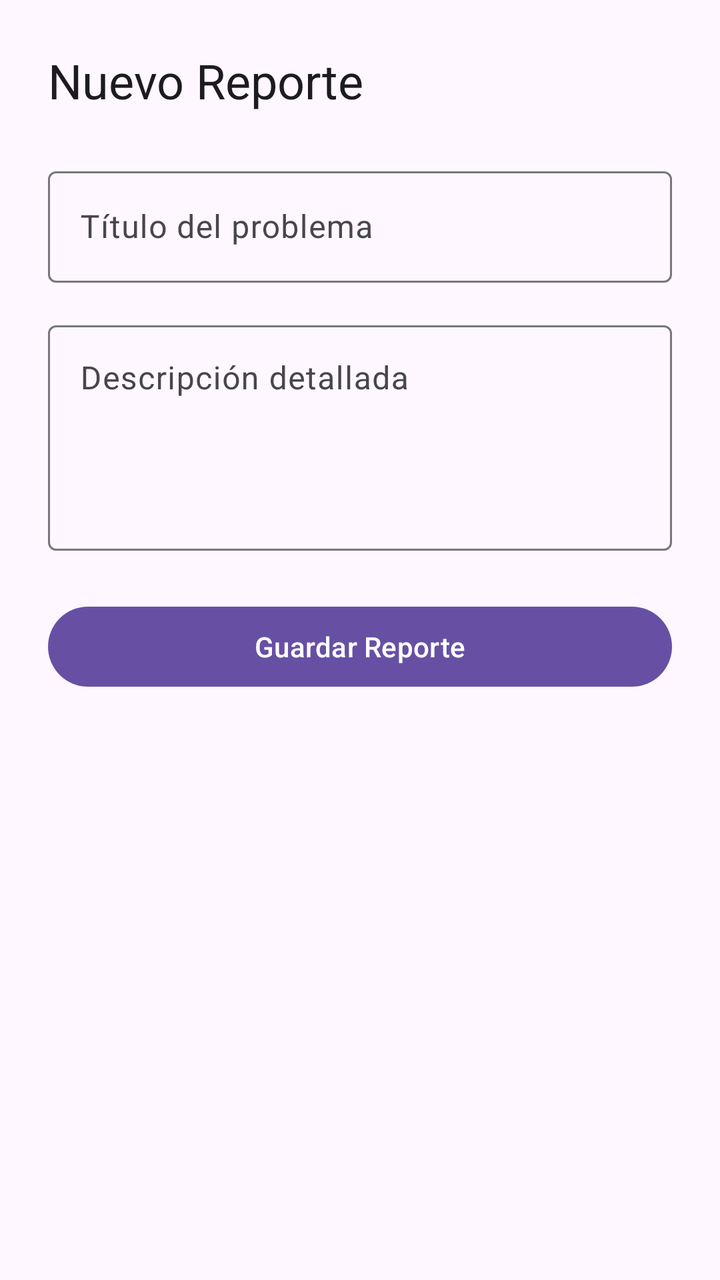
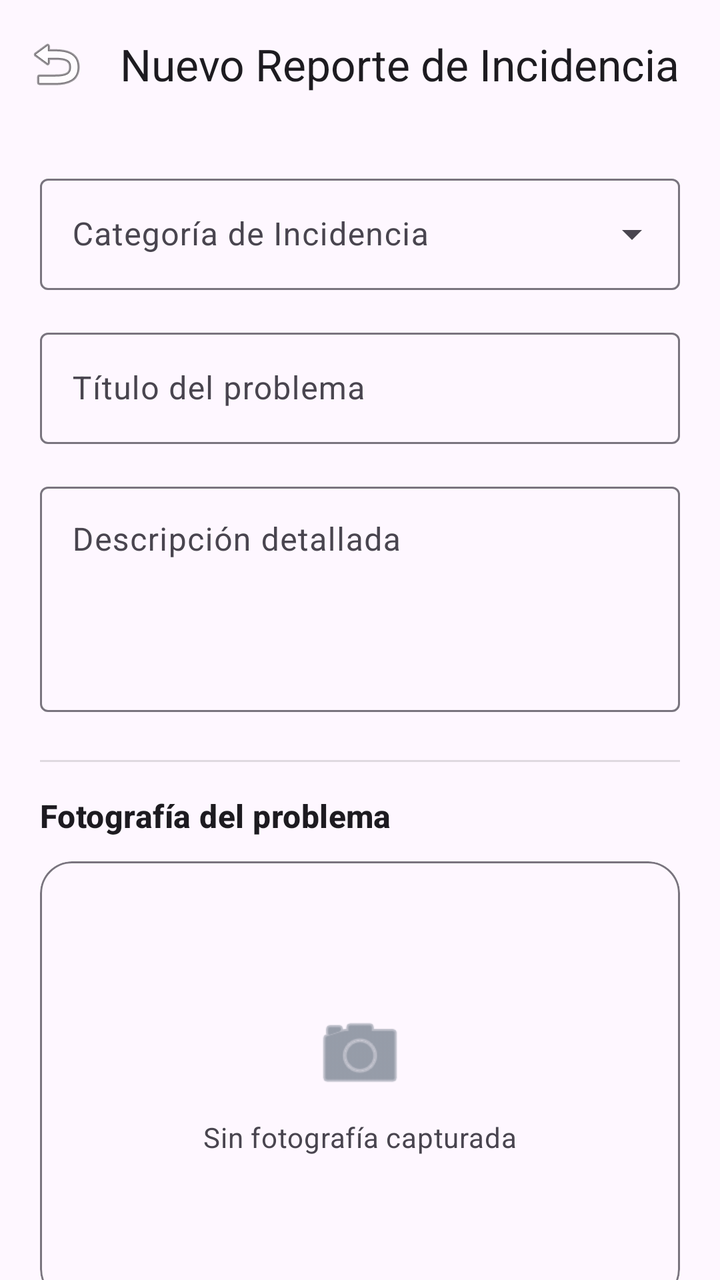

Two renders of the same Android screen: before a commit and after it. Below are the layout's source before the change and the commit's diff.
<!-- AndroidManifest.xml: application theme Theme.CityReport -->
<!-- res/layout/fragment_nueva_incidencia.xml -->
<?xml version="1.0" encoding="utf-8"?>
<ScrollView xmlns:android="http://schemas.android.com/apk/res/android"
    android:layout_width="match_parent"
    android:layout_height="match_parent">

    <LinearLayout
        android:layout_width="match_parent"
        android:layout_height="wrap_content"
        android:orientation="vertical"
        android:padding="24dp">

        <TextView
            android:layout_width="match_parent"
            android:layout_height="wrap_content"
            android:text="Nuevo Reporte"
            android:textAppearance="?attr/textAppearanceHeadlineSmall"
            android:layout_marginBottom="24dp"/>

        <com.google.android.material.textfield.TextInputLayout
            android:layout_width="match_parent"
            android:layout_height="wrap_content"
            android:hint="Título del problema"
            android:layout_marginBottom="16dp">

            <com.google.android.material.textfield.TextInputEditText
                android:id="@+id/etTitulo"
                android:layout_width="match_parent"
                android:layout_height="wrap_content"
                android:inputType="textCapSentences" />
        </com.google.android.material.textfield.TextInputLayout>

        <com.google.android.material.textfield.TextInputLayout
            android:layout_width="match_parent"
            android:layout_height="wrap_content"
            android:hint="Descripción detallada"
            android:layout_marginBottom="24dp">

            <com.google.android.material.textfield.TextInputEditText
                android:id="@+id/etDescripcion"
                android:layout_width="match_parent"
                android:layout_height="wrap_content"
                android:inputType="textMultiLine"
                android:lines="4"
                android:gravity="top" />
        </com.google.android.material.textfield.TextInputLayout>

        <Button
            android:id="@+id/btnGuardar"
            android:layout_width="match_parent"
            android:layout_height="wrap_content"
            android:text="Guardar Reporte" />

    </LinearLayout>
</ScrollView>
<!-- resources referenced by this layout -->
<resources>
  <style name="Theme.CityReport" parent="Base.Theme.CityReport" />
  <style name="Base.Theme.CityReport" parent="Theme.Material3.DayNight.NoActionBar">
          
          
      </style>
</resources>

<!-- the commit's change to res/layout/fragment_nueva_incidencia.xml (unified diff, before → after) -->
@@ -1,54 +1,301 @@
 <?xml version="1.0" encoding="utf-8"?>
-<ScrollView xmlns:android="http://schemas.android.com/apk/res/android"
+<androidx.coordinatorlayout.widget.CoordinatorLayout xmlns:android="http://schemas.android.com/apk/res/android"
+    xmlns:app="http://schemas.android.com/apk/res-auto"
+    xmlns:tools="http://schemas.android.com/tools"
     android:layout_width="match_parent"
     android:layout_height="match_parent">
 
-    <LinearLayout
+    <com.google.android.material.appbar.AppBarLayout
         android:layout_width="match_parent"
-        android:layout_height="wrap_content"
-        android:orientation="vertical"
-        android:padding="24dp">
-
-        <TextView
+        android:layout_height="wrap_content">
+
+        <com.google.android.material.appbar.MaterialToolbar
+            android:id="@+id/toolbar"
+            android:layout_width="match_parent"
+            android:layout_height="?attr/actionBarSize"
+            app:navigationIcon="@android:drawable/ic_menu_revert"
+            app:title="Nuevo Reporte de Incidencia" />
+
+    </com.google.android.material.appbar.AppBarLayout>
+
+    <androidx.core.widget.NestedScrollView
+        android:layout_width="match_parent"
+        android:layout_height="match_parent"
+        app:layout_behavior="@string/appbar_scrolling_view_behavior">
+
+        <LinearLayout
             android:layout_width="match_parent"
             android:layout_height="wrap_content"
-            android:text="Nuevo Reporte"
-            android:textAppearance="?attr/textAppearanceHeadlineSmall"
-            android:layout_marginBottom="24dp"/>
-
-        <com.google.android.material.textfield.TextInputLayout
-            android:layout_width="match_parent"
-            android:layout_height="wrap_content"
-            android:hint="Título del problema"
-            android:layout_marginBottom="16dp">
-
-            <com.google.android.material.textfield.TextInputEditText
-                android:id="@+id/etTitulo"
-                android:layout_width="match_parent"
-                android:layout_height="wrap_content"
-                android:inputType="textCapSentences" />
-        </com.google.android.material.textfield.TextInputLayout>
-
-        <com.google.android.material.textfield.TextInputLayout
-            android:layout_width="match_parent"
-            android:layout_height="wrap_content"
-            android:hint="Descripción detallada"
-            android:layout_marginBottom="24dp">
-
-            <com.google.android.material.textfield.TextInputEditText
-                android:id="@+id/etDescripcion"
-                android:layout_width="match_parent"
-                android:layout_height="wrap_content"
-                android:inputType="textMultiLine"
-                android:lines="4"
-                android:gravity="top" />
-        </com.google.android.material.textfield.TextInputLayout>
-
-        <Button
-            android:id="@+id/btnGuardar"
-            android:layout_width="match_parent"
-            android:layout_height="wrap_content"
-            android:text="Guardar Reporte" />
-
-    </LinearLayout>
-</ScrollView>
+            android:orientation="vertical"
+            android:padding="20dp">
+
+            
+            <com.google.android.material.textfield.TextInputLayout
+                style="@style/Widget.Material3.TextInputLayout.OutlinedBox.ExposedDropdownMenu"
+                android:layout_width="match_parent"
+                android:layout_height="wrap_content"
+                android:layout_marginBottom="16dp"
+                android:hint="Categoría de Incidencia">
+
+                <AutoCompleteTextView
+                    android:id="@+id/actCategoria"
+                    android:layout_width="match_parent"
+                    android:layout_height="wrap_content"
+                    android:inputType="none" />
+            </com.google.android.material.textfield.TextInputLayout>
+
+            
+            <com.google.android.material.textfield.TextInputLayout
+                style="@style/Widget.Material3.TextInputLayout.OutlinedBox"
+                android:layout_width="match_parent"
+                android:layout_height="wrap_content"
+                android:layout_marginBottom="16dp"
+                android:hint="Título del problema">
+
+                <com.google.android.material.textfield.TextInputEditText
+                    android:id="@+id/etTitulo"
+                    android:layout_width="match_parent"
+                    android:layout_height="wrap_content"
+                    android:inputType="textCapSentences" />
+            </com.google.android.material.textfield.TextInputLayout>
+
+            
+            <com.google.android.material.textfield.TextInputLayout
+                style="@style/Widget.Material3.TextInputLayout.OutlinedBox"
+                android:layout_width="match_parent"
+                android:layout_height="wrap_content"
+                android:layout_marginBottom="24dp"
+                android:hint="Descripción detallada">
+
+                <com.google.android.material.textfield.TextInputEditText
+                    android:id="@+id/etDescripcion"
+                    android:layout_width="match_parent"
+                    android:layout_height="wrap_content"
+                    android:gravity="top"
+                    android:inputType="textMultiLine"
+                    android:lines="4" />
+            </com.google.android.material.textfield.TextInputLayout>
+
+            <View
+                android:layout_width="match_parent"
+                android:layout_height="1dp"
+                android:layout_marginBottom="16dp"
+                android:background="?android:attr/listDivider" />
+
+            
+            <TextView
+                android:layout_width="wrap_content"
+                android:layout_height="wrap_content"
+                android:layout_marginBottom="12dp"
+                android:text="Fotografía del problema"
+                android:textAppearance="?attr/textAppearanceTitleMedium"
+                android:textStyle="bold" />
+
+            
+            <com.google.android.material.card.MaterialCardView
+                android:layout_width="match_parent"
+                android:layout_height="220dp"
+                android:layout_marginBottom="12dp"
+                app:cardCornerRadius="16dp"
+                app:strokeWidth="1dp"
+                app:strokeColor="?attr/colorOutline">
+
+                <FrameLayout
+                    android:layout_width="match_parent"
+                    android:layout_height="match_parent">
+
+                    
+                    <androidx.camera.view.PreviewView
+                        android:id="@+id/cameraPreviewView"
+                        android:layout_width="match_parent"
+                        android:layout_height="match_parent"
+                        android:visibility="gone" />
+
+                    
+                    <ImageView
+                        android:id="@+id/ivFotoPreview"
+                        android:layout_width="match_parent"
+                        android:layout_height="match_parent"
+                        android:contentDescription="Vista previa de foto"
+                        android:scaleType="centerCrop"
+                        android:visibility="gone" />
+
+                    
+                    <LinearLayout
+                        android:id="@+id/layoutPlaceholderFoto"
+                        android:layout_width="wrap_content"
+                        android:layout_height="wrap_content"
+                        android:layout_gravity="center"
+                        android:gravity="center"
+                        android:orientation="vertical">
+
+                        <ImageView
+                            android:layout_width="48dp"
+                            android:layout_height="48dp"
+                            android:contentDescription="Icono de cámara"
+                            app:srcCompat="@android:drawable/ic_menu_camera"
+                            app:tint="?attr/colorSecondary" />
+
+                        <TextView
+                            android:layout_width="wrap_content"
+                            android:layout_height="wrap_content"
+                            android:layout_marginTop="8dp"
+                            android:text="Sin fotografía capturada"
+                            android:textAppearance="?attr/textAppearanceBodyMedium"
+                            android:textColor="?android:attr/textColorSecondary" />
+                    </LinearLayout>
+                </FrameLayout>
+            </com.google.android.material.card.MaterialCardView>
+
+            
+            <LinearLayout
+                android:layout_width="match_parent"
+                android:layout_height="wrap_content"
+                android:layout_marginBottom="24dp"
+                android:orientation="horizontal">
+
+                <Button
+                    android:id="@+id/btnAbrirCamara"
+                    style="?attr/materialButtonOutlinedStyle"
+                    android:layout_width="0dp"
+                    android:layout_height="wrap_content"
+                    android:layout_marginEnd="6dp"
+                    android:layout_weight="1"
+                    android:text="Abrir Cámara" />
+
+                <Button
+                    android:id="@+id/btnTomarFoto"
+                    android:layout_width="0dp"
+                    android:layout_height="wrap_content"
+                    android:layout_marginStart="6dp"
+                    android:layout_weight="1"
+                    android:text="Capturar"
+                    android:visibility="gone" />
+
+                <Button
+                    android:id="@+id/btnRepetirFoto"
+                    style="?attr/materialButtonOutlinedStyle"
+                    android:layout_width="0dp"
+                    android:layout_height="wrap_content"
+                    android:layout_marginStart="6dp"
+                    android:layout_weight="1"
+                    android:text="Repetir"
+                    android:visibility="gone" />
+            </LinearLayout>
+
+            <View
+                android:layout_width="match_parent"
+                android:layout_height="1dp"
+                android:layout_marginBottom="16dp"
+                android:background="?android:attr/listDivider" />
+
+            
+            <TextView
+                android:layout_width="wrap_content"
+                android:layout_height="wrap_content"
+                android:layout_marginBottom="12dp"
+                android:text="Ubicación Geográfica"
+                android:textAppearance="?attr/textAppearanceTitleMedium"
+                android:textStyle="bold" />
+
+            <com.google.android.material.card.MaterialCardView
+                android:layout_width="match_parent"
+                android:layout_height="wrap_content"
+                android:layout_marginBottom="12dp"
+                app:cardCornerRadius="12dp"
+                app:strokeWidth="1dp"
+                app:strokeColor="?attr/colorOutlineVariant">
+
+                <LinearLayout
+                    android:layout_width="match_parent"
+                    android:layout_height="wrap_content"
+                    android:orientation="vertical"
+                    android:padding="16dp">
+
+                    <TextView
+                        android:id="@+id/tvCoordenadas"
+                        android:layout_width="match_parent"
+                        android:layout_height="wrap_content"
+                        android:text="Coordenadas: Lat 0.0000, Lng 0.0000"
+                        android:textAppearance="?attr/textAppearanceBodyMedium"
+                        android:textStyle="bold" />
+
+                    <TextView
+                        android:id="@+id/tvPrecision"
+                        android:layout_width="match_parent"
+                        android:layout_height="wrap_content"
+                        android:layout_marginTop="4dp"
+                        android:text="Presiona el botón para consultar tu ubicación actual mediante GPS."
+                        android:textAppearance="?attr/textAppearanceBodySmall"
+                        android:textColor="?android:attr/textColorSecondary" />
+                </LinearLayout>
+            </com.google.android.material.card.MaterialCardView>
+
+            
+            <com.google.android.material.card.MaterialCardView
+                android:layout_width="match_parent"
+                android:layout_height="140dp"
+                android:layout_marginBottom="16dp"
+                app:cardCornerRadius="12dp"
+                app:strokeWidth="1dp">
+
+                <FrameLayout
+                    android:layout_width="match_parent"
+                    android:layout_height="match_parent">
+
+                    <com.google.android.gms.maps.MapView
+                        android:id="@+id/mapView"
+                        android:layout_width="match_parent"
+                        android:layout_height="match_parent" />
+
+                    <LinearLayout
+                        android:id="@+id/layoutMapFallback"
+                        android:layout_width="match_parent"
+                        android:layout_height="match_parent"
+                        android:gravity="center"
+                        android:orientation="vertical"
+                        android:background="?attr/colorSurfaceContainerHigh"
+                        android:padding="16dp"
+                        android:visibility="gone">
+
+                        <ImageView
+                            android:layout_width="36dp"
+                            android:layout_height="36dp"
+                            android:contentDescription="Ubicación"
+                            app:srcCompat="@android:drawable/ic_menu_mapmode"
+                            app:tint="?attr/colorPrimary" />
+
+                        <TextView
+                            android:id="@+id/tvMapStatus"
+                            android:layout_width="wrap_content"
+                            android:layout_height="wrap_content"
+                            android:layout_marginTop="6dp"
+                            android:text="Mapa interactivo (Ubicación registrada)"
+                            android:textAlignment="center"
+                            android:textAppearance="?attr/textAppearanceBodySmall" />
+                    </LinearLayout>
+                </FrameLayout>
+            </com.google.android.material.card.MaterialCardView>
+
+            <Button
+                android:id="@+id/btnObtenerUbicacion"
+                style="?attr/materialButtonOutlinedStyle"
+                android:layout_width="match_parent"
+                android:layout_height="wrap_content"
+                android:layout_marginBottom="24dp"
+                android:text="Obtener Ubicación Actual"
+                app:icon="@android:drawable/ic_menu_compass" />
+
+            
+            <Button
+                android:id="@+id/btnGuardar"
+                android:layout_width="match_parent"
+                android:layout_height="56dp"
+                android:layout_marginBottom="24dp"
+                android:text="Guardar Reporte"
+                app:icon="@android:drawable/ic_menu_save" />
+
+        </LinearLayout>
+    </androidx.core.widget.NestedScrollView>
+
+</androidx.coordinatorlayout.widget.CoordinatorLayout>
<!-- resource entries referenced after the edit -->
@@ -2,8 +2,20 @@
 <resources>
   <style name="Theme.CityReport" parent="Base.Theme.CityReport" />
   <style name="Base.Theme.CityReport" parent="Theme.Material3.DayNight.NoActionBar">
-          
-          
+          <item name="colorPrimary">@color/primary</item>
+          <item name="colorOnPrimary">@color/onPrimary</item>
+          <item name="colorPrimaryContainer">@color/primaryContainer</item>
+          <item name="colorOnPrimaryContainer">@color/onPrimaryContainer</item>
+          <item name="colorSecondary">@color/secondary</item>
+          <item name="colorOnSecondary">@color/onSecondary</item>
+  
+          <item name="android:statusBarColor">?attr/colorPrimary</item>
       </style>
+  <color name="primary">#006495</color>
+  <color name="onPrimary">#FFFFFF</color>
+  <color name="primaryContainer">#CCE5FF</color>
+  <color name="onPrimaryContainer">#001E31</color>
+  <color name="secondary">#51606F</color>
+  <color name="onSecondary">#FFFFFF</color>
 </resources>
 
